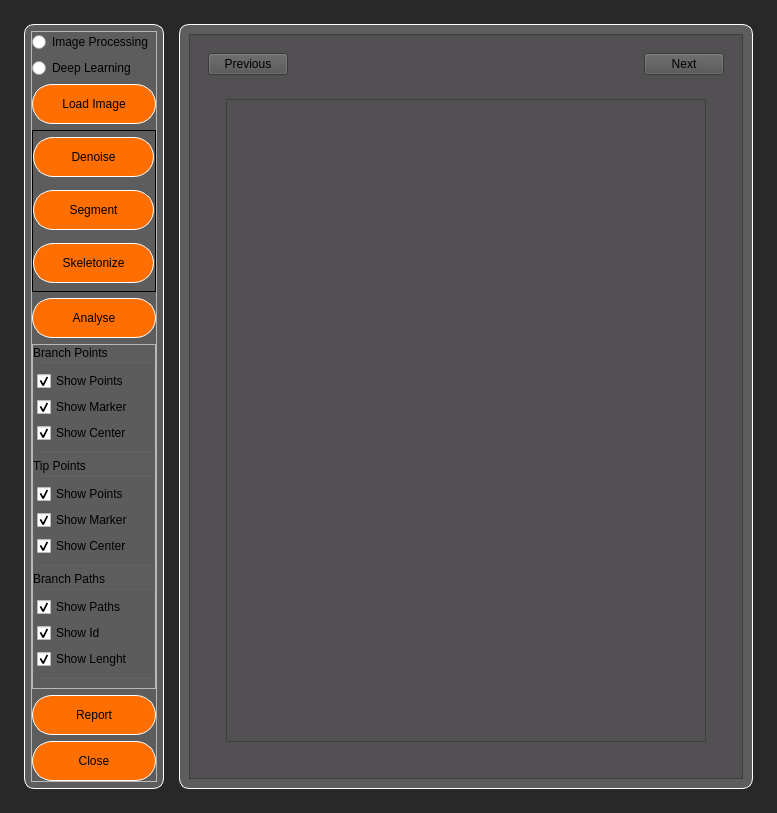
The window that Windows/MainWindow_UI.ui (sametkaya/VesselAnaliysisProgram) describes before a commit, drawn with Qt 5.
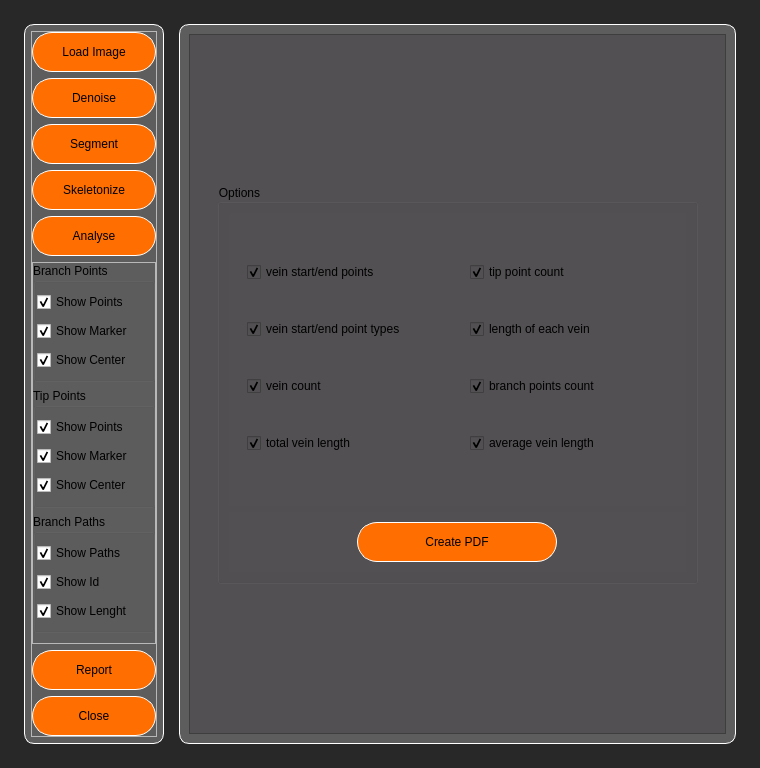
The same window after the commit.

```diff
--- a/Windows/MainWindow_UI.ui
+++ b/Windows/MainWindow_UI.ui
@@ -6,8 +6,8 @@
    <rect>
     <x>0</x>
     <y>0</y>
-    <width>777</width>
-    <height>798</height>
+    <width>760</width>
+    <height>768</height>
    </rect>
   </property>
   <property name="windowTitle">
@@ -138,20 +138,6 @@
                 <property name="bottomMargin">
                  <number>0</number>
                 </property>
-                <item>
-                 <widget class="QRadioButton" name="radioBtn_imgPrcssng">
-                  <property name="text">
-                   <string>Image Processing</string>
-                  </property>
-                 </widget>
-                </item>
-                <item>
-                 <widget class="QRadioButton" name="radioBtn_deepLearning">
-                  <property name="text">
-                   <string>Deep Learning</string>
-                  </property>
-                 </widget>
-                </item>
                 <item>
                  <widget class="QPushButton" name="pbtn_menu_loadImage">
                   <property name="minimumSize">
@@ -169,124 +155,42 @@
                  </widget>
                 </item>
                 <item>
-                 <widget class="QFrame" name="frm_left_menu_stack_style">
-                  <property name="frameShape">
-                   <enum>QFrame::Box</enum>
+                 <widget class="QPushButton" name="pbtn_menu_denoise">
+                  <property name="minimumSize">
+                   <size>
+                    <width>60</width>
+                    <height>40</height>
+                   </size>
                   </property>
-                  <property name="frameShadow">
-                   <enum>QFrame::Plain</enum>
+                  <property name="text">
+                   <string>Denoise</string>
                   </property>
-                  <layout class="QVBoxLayout" name="verticalLayout_3">
-                   <property name="spacing">
-                    <number>0</number>
-                   </property>
-                   <property name="leftMargin">
-                    <number>0</number>
-                   </property>
-                   <property name="topMargin">
-                    <number>0</number>
-                   </property>
-                   <property name="rightMargin">
-                    <number>0</number>
-                   </property>
-                   <property name="bottomMargin">
-                    <number>0</number>
-                   </property>
-                   <item>
-                    <widget class="QStackedWidget" name="stack_wdgt_left_menu_btns">
-                     <property name="minimumSize">
-                      <size>
-                       <width>0</width>
-                       <height>160</height>
-                      </size>
-                     </property>
-                     <property name="currentIndex">
-                      <number>0</number>
-                     </property>
-                     <widget class="QWidget" name="page1_image_processing_btns">
-                      <widget class="QFrame" name="frm_image_processing_btns">
-                       <property name="geometry">
-                        <rect>
-                         <x>0</x>
-                         <y>-1</y>
-                         <width>121</width>
-                         <height>161</height>
-                        </rect>
-                       </property>
-                       <layout class="QVBoxLayout" name="verticalLayout_5">
-                        <property name="spacing">
-                         <number>6</number>
-                        </property>
-                        <property name="leftMargin">
-                         <number>0</number>
-                        </property>
-                        <property name="topMargin">
-                         <number>0</number>
-                        </property>
-                        <property name="rightMargin">
-                         <number>0</number>
-                        </property>
-                        <property name="bottomMargin">
-                         <number>1</number>
-                        </property>
-                        <item>
-                         <widget class="QPushButton" name="pbtn_menu_denoise">
-                          <property name="minimumSize">
-                           <size>
-                            <width>60</width>
-                            <height>40</height>
-                           </size>
-                          </property>
-                          <property name="text">
-                           <string>Denoise</string>
-                          </property>
-                         </widget>
-                        </item>
-                        <item>
-                         <widget class="QPushButton" name="pbtn_menu_segment">
-                          <property name="minimumSize">
-                           <size>
-                            <width>60</width>
-                            <height>40</height>
-                           </size>
-                          </property>
-                          <property name="text">
-                           <string>Segment</string>
-                          </property>
-                         </widget>
-                        </item>
-                        <item>
-                         <widget class="QPushButton" name="pbtn_menu_skeletonize">
-                          <property name="minimumSize">
-                           <size>
-                            <width>60</width>
-                            <height>40</height>
-                           </size>
-                          </property>
-                          <property name="text">
-                           <string>Skeletonize</string>
-                          </property>
-                         </widget>
-                        </item>
-                       </layout>
-                      </widget>
-                     </widget>
-                     <widget class="QWidget" name="page2_deep_learning_btns">
-                      <widget class="QWidget" name="verticalLayoutWidget">
-                       <property name="geometry">
-                        <rect>
-                         <x>0</x>
-                         <y>0</y>
-                         <width>121</width>
-                         <height>161</height>
-                        </rect>
-                       </property>
-                       <layout class="QVBoxLayout" name="verticalLayout_6"/>
-                      </widget>
-                     </widget>
-                    </widget>
-                   </item>
-                  </layout>
+                 </widget>
+                </item>
+                <item>
+                 <widget class="QPushButton" name="pbtn_menu_segment">
+                  <property name="minimumSize">
+                   <size>
+                    <width>60</width>
+                    <height>40</height>
+                   </size>
+                  </property>
+                  <property name="text">
+                   <string>Segment</string>
+                  </property>
+                 </widget>
+                </item>
+                <item>
+                 <widget class="QPushButton" name="pbtn_menu_skeletonize">
+                  <property name="minimumSize">
+                   <size>
+                    <width>60</width>
+                    <height>40</height>
+                   </size>
+                  </property>
+                  <property name="text">
+                   <string>Skeletonize</string>
+                  </property>
                  </widget>
                 </item>
                 <item>
@@ -541,14 +445,23 @@
                    </sizepolicy>
                   </property>
                   <property name="currentIndex">
-                   <number>0</number>
+                   <number>1</number>
                   </property>
                   <widget class="QWidget" name="page_report">
+                   <property name="styleSheet">
+                    <string notr="true">#horizontalLayout QPushButton:hover{
+ background-color: #282828;
+}</string>
+                   </property>
                    <layout class="QVBoxLayout" name="verticalLayout_4">
                     <item>
                      <layout class="QHBoxLayout" name="horizontalLayout">
                       <item>
                        <widget class="QPushButton" name="pbtn_prev_page">
+                        <property name="styleSheet">
+                         <string notr="true">background-color: #282828;
+color:white;</string>
+                        </property>
                         <property name="text">
                          <string>Previous</string>
                         </property>
@@ -569,6 +482,11 @@
                       </item>
                       <item>
                        <widget class="QPushButton" name="pbtn_next_page">
+                        <property name="styleSheet">
+                         <string notr="true">background-color: #282828;
+color:white;
+</string>
+                        </property>
                         <property name="text">
                          <string>Next</string>
                         </property>
@@ -593,6 +511,180 @@
                     </item>
                    </layout>
                   </widget>
+                  <widget class="QWidget" name="page_select_report_options">
+                   <layout class="QVBoxLayout" name="verticalLayout">
+                    <item>
+                     <widget class="QWidget" name="wdgt_select_report_options" native="true">
+                      <layout class="QGridLayout" name="gridLayout_2">
+                       <item row="0" column="0">
+                        <widget class="QGroupBox" name="grpbx_report_options">
+                         <property name="minimumSize">
+                          <size>
+                           <width>0</width>
+                           <height>400</height>
+                          </size>
+                         </property>
+                         <property name="maximumSize">
+                          <size>
+                           <width>16777215</width>
+                           <height>400</height>
+                          </size>
+                         </property>
+                         <property name="title">
+                          <string>Options</string>
+                         </property>
+                         <layout class="QVBoxLayout" name="verticalLayout_6">
+                          <item>
+                           <widget class="QWidget" name="wdgt_checkBoxes" native="true">
+                            <layout class="QHBoxLayout" name="horizontalLayout_2">
+                             <item>
+                              <widget class="QWidget" name="wdgt_options_right" native="true">
+                               <layout class="QVBoxLayout" name="verticalLayout_5">
+                                <item>
+                                 <widget class="QCheckBox" name="checkBox_report_veinSEP">
+                                  <property name="text">
+                                   <string>vein start/end points</string>
+                                  </property>
+                                  <property name="checked">
+                                   <bool>true</bool>
+                                  </property>
+                                 </widget>
+                                </item>
+                                <item>
+                                 <widget class="QCheckBox" name="checkBox_report_vSEPType">
+                                  <property name="text">
+                                   <string>vein start/end point types</string>
+                                  </property>
+                                  <property name="checked">
+                                   <bool>true</bool>
+                                  </property>
+                                 </widget>
+                                </item>
+                                <item>
+                                 <widget class="QCheckBox" name="checkBox_report_vCount">
+                                  <property name="text">
+                                   <string>vein count</string>
+                                  </property>
+                                  <property name="checked">
+                                   <bool>true</bool>
+                                  </property>
+                                 </widget>
+                                </item>
+                                <item>
+                                 <widget class="QCheckBox" name="checkBox_report_tvLength">
+                                  <property name="text">
+                                   <string>total vein length</string>
+                                  </property>
+                                  <property name="checked">
+                                   <bool>true</bool>
+                                  </property>
+                                 </widget>
+                                </item>
+                               </layout>
+                              </widget>
+                             </item>
+                             <item>
+                              <widget class="QWidget" name="wdgt_options_left" native="true">
+                               <layout class="QVBoxLayout" name="verticalLayout_3">
+                                <item>
+                                 <widget class="QCheckBox" name="checkBox_report_tpCount">
+                                  <property name="text">
+                                   <string>tip point count</string>
+                                  </property>
+                                  <property name="checked">
+                                   <bool>true</bool>
+                                  </property>
+                                 </widget>
+                                </item>
+                                <item>
+                                 <widget class="QCheckBox" name="checkBox_report_evLength">
+                                  <property name="text">
+                                   <string>length of each vein</string>
+                                  </property>
+                                  <property name="checked">
+                                   <bool>true</bool>
+                                  </property>
+                                 </widget>
+                                </item>
+                                <item>
+                                 <widget class="QCheckBox" name="checkBox_report_bpCount">
+                                  <property name="text">
+                                   <string>branch points count</string>
+                                  </property>
+                                  <property name="checked">
+                                   <bool>true</bool>
+                                  </property>
+                                 </widget>
+                                </item>
+                                <item>
+                                 <widget class="QCheckBox" name="checkBox_report_avLength">
+                                  <property name="text">
+                                   <string>average vein length</string>
+                                  </property>
+                                  <property name="checked">
+                                   <bool>true</bool>
+                                  </property>
+                                 </widget>
+                                </item>
+                               </layout>
+                              </widget>
+                             </item>
+                            </layout>
+                           </widget>
+                          </item>
+                          <item>
+                           <widget class="QWidget" name="wdgt_btn" native="true">
+                            <property name="maximumSize">
+                             <size>
+                              <width>16777215</width>
+                              <height>60</height>
+                             </size>
+                            </property>
+                            <layout class="QHBoxLayout" name="horizontalLayout_3">
+                             <item>
+                              <widget class="QPushButton" name="pbtn_create_pdf">
+                               <property name="minimumSize">
+                                <size>
+                                 <width>60</width>
+                                 <height>40</height>
+                                </size>
+                               </property>
+                               <property name="maximumSize">
+                                <size>
+                                 <width>200</width>
+                                 <height>40</height>
+                                </size>
+                               </property>
+                               <property name="styleSheet">
+                                <string notr="true"> QPushButton{
+ background-color: #FE6E00;
+ border-style: solid;
+ border-width:1px;
+ border-radius:20px;
+ border-color: white;
+
+}
+
+QPushButton:hover{
+ background-color: #FF8303;
+}</string>
+                               </property>
+                               <property name="text">
+                                <string>Create PDF</string>
+                               </property>
+                              </widget>
+                             </item>
+                            </layout>
+                           </widget>
+                          </item>
+                         </layout>
+                        </widget>
+                       </item>
+                      </layout>
+                     </widget>
+                    </item>
+                   </layout>
+                  </widget>
                   <widget class="QWidget" name="page_image_processing">
                    <property name="sizePolicy">
                     <sizepolicy hsizetype="Expanding" vsizetype="Expanding">
```
Left out of the diff: 4 changed lines with no effect on the pictures.
